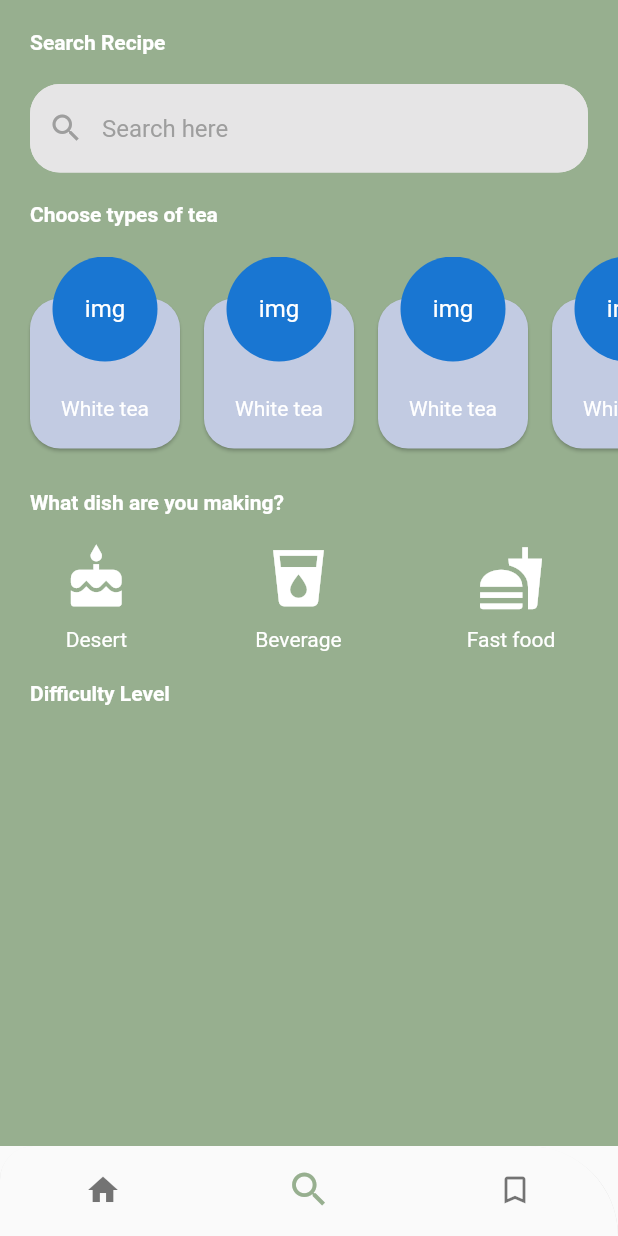
After one commit to arnav-snowleo/tastea_tea, a Flutter app: the LandingPage screen opened by its route, item 2 of the bottom bar chosen, on a phone screen of 412 x 824 dp. The commit adds this screen. Run offline on Flutter 3.47's test engine with Material 2 defaults, Android fonts, the phone set to English and light mode, and no system bars; our stand-ins replace shared_preferences; accounts and stored records are empty.

Commit message:
searchScreen done

```diff
--- a/lib/main.dart
+++ b/lib/main.dart
@@ -1,7 +1,20 @@
 import 'package:flutter/material.dart';
-import 'package:tastea_tea/ui/widgets/searchBar.dart';
+import 'package:tastea_tea/ui/screens/homeScreen.dart';
 
-void main() {
+import 'package:shared_preferences/shared_preferences.dart';
+import 'package:tastea_tea/ui/screens/landingPage.dart';
+import 'package:tastea_tea/ui/screens/onboard/onboarding_1.dart';
+
+int initScreen;
+
+Future<void> main() async {
+  WidgetsFlutterBinding.ensureInitialized();
+
+  //SharedPreferences
+  SharedPreferences preferences = await SharedPreferences.getInstance();
+  initScreen = preferences.getInt('initScreen');
+  await preferences.setInt('initScreen', 1);
+
   runApp(MyApp());
 }
 
@@ -10,62 +23,18 @@ class MyApp extends StatelessWidget {
   @override
   Widget build(BuildContext context) {
     return MaterialApp(
-      title: 'Tastea TEA',
+      debugShowCheckedModeBanner: false,
+      title: 'Tastea Tea',
       theme: ThemeData(
         primarySwatch: Colors.blue,
         visualDensity: VisualDensity.adaptivePlatformDensity,
       ),
-      home: MyHomePage(title: 'tea app ui'),
+      initialRoute:
+          initScreen == 0 || initScreen == null ? 'onboard' : 'landing',
+      routes: {
+        'onboard': (context) => OnboardingScreenOne(),
+        'landing': (context) => LandingPage(),
+      },
     );
   }
 }
-
-class MyHomePage extends StatefulWidget {
-  MyHomePage({Key key, this.title}) : super(key: key);
-
-  final String title;
-
-  @override
-  _MyHomePageState createState() => _MyHomePageState();
-}
-
-class _MyHomePageState extends State<MyHomePage> {
-  int _counter = 0;
-
-  void _incrementCounter() {
-    setState(() {
-      _counter++;
-    });
-  }
-
-  @override
-  Widget build(BuildContext context) {
-    return Scaffold(
-      appBar: AppBar(
-        // Here we take the value from the MyHomePage object that was created by
-        // the App.build method, and use it to set our appbar title.
-        title: Text(widget.title),
-      ),
-      body: Center(
-        child: Column(
-          mainAxisAlignment: MainAxisAlignment.center,
-          children: <Widget>[
-            SearchBar(),
-            Text(
-              'You have pushed the button this many times:',
-            ),
-            Text(
-              '$_counter',
-              style: Theme.of(context).textTheme.headline4,
-            ),
-          ],
-        ),
-      ),
-      floatingActionButton: FloatingActionButton(
-        onPressed: _incrementCounter,
-        tooltip: 'Increment',
-        child: Icon(Icons.add),
-      ), // This trailing comma makes auto-formatting nicer for build methods.
-    );
-  }
-}
--- /dev/null
+++ b/lib/ui/screens/bookmarkScreen.dart
@@ -0,0 +1,12 @@
+import 'package:flutter/material.dart';
+
+class BookmarkScreen extends StatelessWidget {
+  @override
+  Widget build(BuildContext context) {
+    return Scaffold(
+      body: SafeArea(
+        child: Container(child: Text('bookmarks')),
+      ),
+    );
+  }
+}
--- a/lib/ui/screens/homeScreen.dart
+++ b/lib/ui/screens/homeScreen.dart
@@ -1 +1,18 @@
 import 'package:flutter/material.dart';
+import 'package:tastea_tea/ui/widgets/searchBar.dart';
+
+class HomeScreen extends StatelessWidget {
+  @override
+  Widget build(BuildContext context) {
+    return Scaffold(
+      backgroundColor: Colors.purple,
+      body: SafeArea(
+        child: Column(
+          children: <Widget>[
+            SearchBar(),
+          ],
+        ),
+      ),
+    );
+  }
+}
--- /dev/null
+++ b/lib/ui/screens/landingPage.dart
@@ -0,0 +1,72 @@
+import 'package:flutter/material.dart';
+import 'package:tastea_tea/ui/screens/homeScreen.dart';
+
+import 'package:tastea_tea/ui/widgets/searchBar.dart';
+
+import 'searchScreen.dart';
+import 'bookmarkScreen.dart';
+
+/// This is the stateful widget that the main application instantiates.
+class LandingPage extends StatefulWidget {
+  //const MyStatefulWidget({Key? key}) : super(key: key);
+
+  @override
+  _LandingPageState createState() => _LandingPageState();
+}
+
+/// This is the private State class that goes with MyStatefulWidget.
+class _LandingPageState extends State<LandingPage> {
+  int _selectedIndex = 0;
+  static const TextStyle optionStyle =
+      TextStyle(fontSize: 30, fontWeight: FontWeight.bold);
+  List<Widget> _widgetOptions = <Widget>[
+    HomeScreen(),
+    SearchScreen(),
+    BookmarkScreen(),
+  ];
+
+  void _onItemTapped(int index) {
+    setState(() {
+      _selectedIndex = index;
+    });
+  }
+
+  @override
+  Widget build(BuildContext context) {
+    return Scaffold(
+      body: Center(
+        child: _widgetOptions.elementAt(_selectedIndex),
+      ),
+      bottomNavigationBar: ClipRRect(
+        borderRadius: BorderRadius.only(
+            topRight: Radius.circular(80.0), topLeft: Radius.circular(30)),
+        child: Container(
+          child: BottomNavigationBar(
+            showSelectedLabels: false,
+            showUnselectedLabels: false,
+            items: const <BottomNavigationBarItem>[
+              BottomNavigationBarItem(
+                icon: Icon(Icons.home),
+                title: Text('home'),
+              ),
+              BottomNavigationBarItem(
+                icon: Icon(Icons.search),
+                title: Text('Search'),
+              ),
+              BottomNavigationBarItem(
+                icon: Icon(Icons.bookmark_border),
+                title: Text('Bookmark'),
+              ),
+            ],
+            currentIndex: _selectedIndex,
+            selectedIconTheme: IconThemeData(
+              size: 30,
+              color: Color(0xFF97af8f),
+            ),
+            onTap: _onItemTapped,
+          ),
+        ),
+      ),
+    );
+  }
+}
--- /dev/null
+++ b/lib/ui/screens/onboard/onboarding_1.dart
@@ -0,0 +1,26 @@
+import 'package:flutter/material.dart';
+import 'onboarding_2.dart';
+
+class OnboardingScreenOne extends StatelessWidget {
+  @override
+  Widget build(BuildContext context) {
+    return Scaffold(
+      appBar: AppBar(
+        title: Text('OnboardingScreenOne'),
+      ),
+      body: Container(
+        child: FlatButton(
+          onPressed: () {
+            Navigator.push(
+              context,
+              MaterialPageRoute(
+                builder: (_) => OnboardingScreenTwo(),
+              ),
+            );
+          },
+          child: Text('Next'),
+        ),
+      ),
+    );
+  }
+}
--- /dev/null
+++ b/lib/ui/screens/onboard/onboarding_2.dart
@@ -0,0 +1,26 @@
+import 'package:flutter/material.dart';
+import 'onboarding_3.dart';
+
+class OnboardingScreenTwo extends StatelessWidget {
+  @override
+  Widget build(BuildContext context) {
+    return Scaffold(
+      appBar: AppBar(
+        title: Text('OnboardingScreenTwo'),
+      ),
+      body: Container(
+        child: FlatButton(
+          onPressed: () {
+            Navigator.push(
+              context,
+              MaterialPageRoute(
+                builder: (_) => OnboardingScreenThree(),
+              ),
+            );
+          },
+          child: Text('Next'),
+        ),
+      ),
+    );
+  }
+}
--- /dev/null
+++ b/lib/ui/screens/onboard/onboarding_3.dart
@@ -0,0 +1,26 @@
+import 'package:flutter/material.dart';
+import 'package:tastea_tea/ui/screens/landingPage.dart';
+
+class OnboardingScreenThree extends StatelessWidget {
+  @override
+  Widget build(BuildContext context) {
+    return Scaffold(
+      appBar: AppBar(
+        title: Text('OnboardingScreenThree'),
+      ),
+      body: Container(
+        child: FlatButton(
+          onPressed: () {
+            Navigator.push(
+              context,
+              MaterialPageRoute(
+                builder: (_) => LandingPage(),
+              ),
+            );
+          },
+          child: Text('Next'),
+        ),
+      ),
+    );
+  }
+}
--- /dev/null
+++ b/lib/ui/screens/searchScreen.dart
@@ -0,0 +1,342 @@
+import 'package:flutter/cupertino.dart';
+import 'package:flutter/material.dart';
+import 'package:tastea_tea/ui/widgets/searchBar.dart';
+
+class SearchScreen extends StatelessWidget {
+  @override
+  Widget build(BuildContext context) {
+    return Scaffold(
+      backgroundColor: Color(0xFF97af8f),
+      body: SingleChildScrollView(
+        child: SafeArea(
+          child: Column(
+            crossAxisAlignment: CrossAxisAlignment.start,
+            children: <Widget>[
+              Padding(
+                padding: const EdgeInsets.all(20.0),
+                child: Text(
+                  'Search Recipe',
+                  style: TextStyle(
+                      color: Colors.white, fontWeight: FontWeight.bold),
+                ),
+              ),
+              SearchBar(),
+              Padding(
+                padding: const EdgeInsets.all(20.0),
+                child: Text(
+                  'Choose types of tea',
+                  style: TextStyle(
+                      color: Colors.white, fontWeight: FontWeight.bold),
+                ),
+              ),
+              SingleChildScrollView(
+                scrollDirection: Axis.horizontal,
+                child: Row(
+                  children: <Widget>[
+                    SizedBox(
+                      width: 12,
+                    ),
+                    Stack(
+                      children: <Widget>[
+                        Padding(
+                          padding: const EdgeInsets.all(8.0),
+                          child: Card(
+                            shape: RoundedRectangleBorder(
+                                borderRadius: BorderRadius.circular(20)),
+                            color: Color(0xFFc2cbe2),
+                            margin: const EdgeInsets.only(top: 20.0),
+                            child: SizedBox(
+                                height: 100.0,
+                                width: 100,
+                                child: Padding(
+                                  padding: const EdgeInsets.only(top: 45.0),
+                                  child: Column(
+                                    crossAxisAlignment:
+                                        CrossAxisAlignment.center,
+                                    children: <Widget>[
+                                      SizedBox(
+                                        height: 20,
+                                      ),
+                                      Text(
+                                        "White tea",
+                                        style: TextStyle(
+                                          color: Colors.white,
+                                        ),
+                                      ),
+                                    ],
+                                  ),
+                                )),
+                          ),
+                        ),
+                        Positioned(
+                          top: .0,
+                          left: .0,
+                          right: .0,
+                          child: Center(
+                            child: CircleAvatar(
+                              radius: 35.0,
+                              child: Text("img"),
+                            ),
+                          ),
+                        )
+                      ],
+                    ),
+                    Stack(
+                      children: <Widget>[
+                        Padding(
+                          padding: const EdgeInsets.all(8.0),
+                          child: Card(
+                            shape: RoundedRectangleBorder(
+                                borderRadius: BorderRadius.circular(20)),
+                            color: Color(0xFFc2cbe2),
+                            margin: const EdgeInsets.only(top: 20.0),
+                            child: SizedBox(
+                                height: 100.0,
+                                width: 100,
+                                child: Padding(
+                                  padding: const EdgeInsets.only(top: 45.0),
+                                  child: Column(
+                                    crossAxisAlignment:
+                                        CrossAxisAlignment.center,
+                                    children: <Widget>[
+                                      SizedBox(
+                                        height: 20,
+                                      ),
+                                      Text(
+                                        "White tea",
+                                        style: TextStyle(
+                                          color: Colors.white,
+                                        ),
+                                      ),
+                                    ],
+                                  ),
+                                )),
+                          ),
+                        ),
+                        Positioned(
+                          top: .0,
+                          left: .0,
+                          right: .0,
+                          child: Center(
+                            child: CircleAvatar(
+                              radius: 35.0,
+                              child: Text("img"),
+                            ),
+                          ),
+                        )
+                      ],
+                    ),
+                    Stack(
+                      children: <Widget>[
+                        Padding(
+                          padding: const EdgeInsets.all(8.0),
+                          child: Card(
+                            shape: RoundedRectangleBorder(
+                                borderRadius: BorderRadius.circular(20)),
+                            color: Color(0xFFc2cbe2),
+                            margin: const EdgeInsets.only(top: 20.0),
+                            child: SizedBox(
+                                height: 100.0,
+                                width: 100,
+                                child: Padding(
+                                  padding: const EdgeInsets.only(top: 45.0),
+                                  child: Column(
+                                    crossAxisAlignment:
+                                        CrossAxisAlignment.center,
+                                    children: <Widget>[
+                                      SizedBox(
+                                        height: 20,
+                                      ),
+                                      Text(
+                                        "White tea",
+                                        style: TextStyle(
+                                          color: Colors.white,
+                                        ),
+                                      ),
+                                    ],
+                                  ),
+                                )),
+                          ),
+                        ),
+                        Positioned(
+                          top: .0,
+                          left: .0,
+                          right: .0,
+                          child: Center(
+                            child: CircleAvatar(
+                              radius: 35.0,
+                              child: Text("img"),
+                            ),
+                          ),
+                        )
+                      ],
+                    ),
+                    Stack(
+                      children: <Widget>[
+                        Padding(
+                          padding: const EdgeInsets.all(8.0),
+                          child: Card(
+                            shape: RoundedRectangleBorder(
+                                borderRadius: BorderRadius.circular(20)),
+                            color: Color(0xFFc2cbe2),
+                            margin: const EdgeInsets.only(top: 20.0),
+                            child: SizedBox(
+                                height: 100.0,
+                                width: 100,
+                                child: Padding(
+                                  padding: const EdgeInsets.only(top: 45.0),
+                                  child: Column(
+                                    crossAxisAlignment:
+                                        CrossAxisAlignment.center,
+                                    children: <Widget>[
+                                      SizedBox(
+                                        height: 20,
+                                      ),
+                                      Text(
+                                        "White tea",
+                                        style: TextStyle(
+                                          color: Colors.white,
+                                        ),
+                                      ),
+                                    ],
+                                  ),
+                                )),
+                          ),
+                        ),
+                        Positioned(
+                          top: .0,
+                          left: .0,
+                          right: .0,
+                          child: Center(
+                            child: CircleAvatar(
+                              radius: 35.0,
+                              child: Text("img"),
+                            ),
+                          ),
+                        )
+                      ],
+                    ),
+                    Stack(
+                      children: <Widget>[
+                        Padding(
+                          padding: const EdgeInsets.all(8.0),
+                          child: Card(
+                            shape: RoundedRectangleBorder(
+                                borderRadius: BorderRadius.circular(20)),
+                            color: Color(0xFFc2cbe2),
+                            margin: const EdgeInsets.only(top: 20.0),
+                            child: SizedBox(
+                                height: 100.0,
+                                width: 100,
+                                child: Padding(
+                                  padding: const EdgeInsets.only(top: 45.0),
+                                  child: Column(
+                                    crossAxisAlignment:
+                                        CrossAxisAlignment.center,
+                                    children: <Widget>[
+                                      SizedBox(
+                                        height: 20,
+                                      ),
+                                      Text(
+                                        "White tea",
+                                        style: TextStyle(
+                                          color: Colors.white,
+                                        ),
+                                      ),
+                                    ],
+                                  ),
+                                )),
+                          ),
+                        ),
+                        Positioned(
+                          top: .0,
+                          left: .0,
+                          right: .0,
+                          child: Center(
+                            child: CircleAvatar(
+                              radius: 35.0,
+                              child: Text("img"),
+                            ),
+                          ),
+                        )
+                      ],
+                    ),
+                  ],
+                ),
+              ),
+              Padding(
+                padding: const EdgeInsets.all(20.0),
+                child: Text(
+                  'What dish are you making?',
+                  style: TextStyle(
+                      color: Colors.white, fontWeight: FontWeight.bold),
+                ),
+              ),
+              Row(
+                mainAxisAlignment: MainAxisAlignment.spaceAround,
+                children: <Widget>[
+                  Column(
+                    children: <Widget>[
+                      Icon(
+                        Icons.cake,
+                        size: 45,
+                        color: Colors.white,
+                      ),
+                      SizedBox(
+                        height: 10,
+                      ),
+                      Text(
+                        'Desert',
+                        style: TextStyle(color: Colors.white),
+                      ),
+                    ],
+                  ),
+                  Column(
+                    children: <Widget>[
+                      Icon(
+                        Icons.local_drink,
+                        size: 45,
+                        color: Colors.white,
+                      ),
+                      SizedBox(
+                        height: 10,
+                      ),
+                      Text(
+                        'Beverage',
+                        style: TextStyle(color: Colors.white),
+                      ),
+                    ],
+                  ),
+                  Column(
+                    children: <Widget>[
+                      Icon(
+                        Icons.fastfood,
+                        size: 45,
+                        color: Colors.white,
+                      ),
+                      SizedBox(
+                        height: 10,
+                      ),
+                      Text(
+                        'Fast food',
+                        style: TextStyle(color: Colors.white),
+                      ),
+                    ],
+                  ),
+                ],
+              ),
+              Padding(
+                padding: const EdgeInsets.all(20.0),
+                child: Text(
+                  'Difficulty Level',
+                  style: TextStyle(
+                      color: Colors.white, fontWeight: FontWeight.bold),
+                ),
+              ),
+            ],
+          ),
+        ),
+      ),
+    );
+  }
+}
--- a/lib/ui/widgets/searchBar.dart
+++ b/lib/ui/widgets/searchBar.dart
@@ -26,7 +26,7 @@ class SearchBar extends StatelessWidget {
           enabledBorder: OutlineInputBorder(
             borderRadius: BorderRadius.all(Radius.circular(20.0)),
             borderSide: BorderSide(
-              color: Color(0xFF7d7676),
+              color: Color(0xFFe6e5e6),
             ),
           ),
         ),
--- a/pubspec.yaml
+++ b/pubspec.yaml
@@ -28,6 +28,7 @@ dependencies:
   # The following adds the Cupertino Icons font to your application.
   # Use with the CupertinoIcons class for iOS style icons.
   cupertino_icons: ^0.1.3
+  shared_preferences: ^0.5.12+4
 
 dev_dependencies:
   flutter_test:
```
Also changed, not shown: pubspec.lock.
